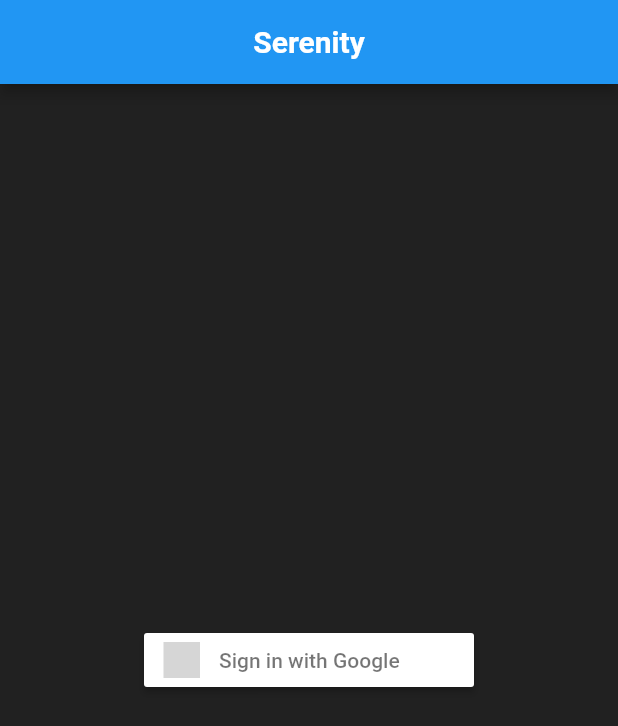
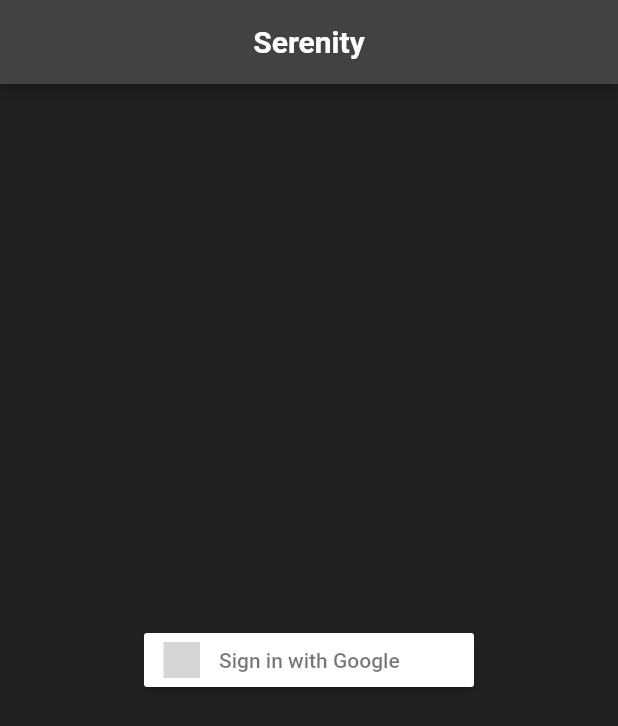
Before and after one commit to yashrathi-git/Serenity, a Flutter app: the screen it shows after launch, on a phone screen of 412 x 824 dp. Shown: the top 726 px of the screen. Run offline on Flutter 3.47's test engine with Material 2 defaults, Android fonts, the phone set to English and light mode, and no system bars; our stand-ins replace cloud_firestore, firebase_auth, firebase_core, flutter_signin_button, google_sign_in, shared_preferences; accounts and stored records are empty; grey boxes are pictures that could not be loaded.

Commit message:
Refactoring skeleton

```diff
--- a/lib/main.dart
+++ b/lib/main.dart
@@ -1,7 +1,6 @@
 import 'package:flutter/material.dart';
 import 'package:firebase_core/firebase_core.dart';
-import 'package:serenity/features/home/home_screen.dart';
-import 'package:serenity/features/home/login.dart';
+import 'package:serenity/screens/login_screen.dart';
 import 'firebase_options.dart';
 
 void main() async {
@@ -17,11 +16,10 @@ class MyApp extends StatelessWidget {
   Widget build(BuildContext context) {
     return MaterialApp(
       title: 'My App',
-        debugShowCheckedModeBanner: false,
-      theme: ThemeData(
-        primarySwatch: Colors.blue,
-      ),
-      home: LoginPage(), // Change "HomePage" to the name of your home page widget
+      debugShowCheckedModeBanner: false,
+      theme: ThemeData.dark(),
+      home:
+          LoginPage(), // Change "HomePage" to the name of your home page widget
     );
   }
 }
--- a/lib/features/home/login.dart
+++ b/lib/screens/login_screen.dart
@@ -1,9 +1,8 @@
 import 'package:flutter/material.dart';
-import 'package:firebase_core/firebase_core.dart';
 import 'package:firebase_auth/firebase_auth.dart';
 import 'package:google_sign_in/google_sign_in.dart';
 import 'package:flutter_signin_button/flutter_signin_button.dart';
-import 'package:serenity/features/home/home_screen.dart';
+import 'package:serenity/screens/home_screen.dart';
 import 'package:shared_preferences/shared_preferences.dart';
 
 class LoginPage extends StatelessWidget {
@@ -11,9 +10,12 @@ class LoginPage extends StatelessWidget {
   final GoogleSignIn _googleSignIn = GoogleSignIn();
   final String loggedInKey = 'loggedIn';
 
+  LoginPage({super.key});
+
   Future<UserCredential> _signInWithGoogle(BuildContext context) async {
     final GoogleSignInAccount? googleUser = await _googleSignIn.signIn();
-    final GoogleSignInAuthentication googleAuth = await googleUser!.authentication;
+    final GoogleSignInAuthentication googleAuth =
+        await googleUser!.authentication;
 
     final AuthCredential credential = GoogleAuthProvider.credential(
       accessToken: googleAuth.accessToken,
@@ -21,7 +23,8 @@ class LoginPage extends StatelessWidget {
     );
 
     try {
-      final UserCredential userCredential = await _auth.signInWithCredential(credential);
+      final UserCredential userCredential =
+          await _auth.signInWithCredential(credential);
 
       // Store login status
       final SharedPreferences prefs = await SharedPreferences.getInstance();
@@ -29,7 +32,10 @@ class LoginPage extends StatelessWidget {
 
       Navigator.pushReplacement(
         context,
-        MaterialPageRoute(builder: (context) => HomePage(justLoggedIn: true,)),
+        MaterialPageRoute(
+            builder: (context) => HomePage(
+                  justLoggedIn: true,
+                )),
       );
 
       return userCredential;
@@ -53,7 +59,10 @@ class LoginPage extends StatelessWidget {
     if (loggedIn == true) {
       Navigator.pushReplacement(
         context,
-        MaterialPageRoute(builder: (context) => HomePage(justLoggedIn: true,)),
+        MaterialPageRoute(
+            builder: (context) => HomePage(
+                  justLoggedIn: true,
+                )),
       );
     }
   }
```
Also changed, not shown: lib/screens/home_screen.dart (renamed from lib/features/home/home_screen.dart, +10 -10 lines), lib/screens/medication_screen.dart (added, +20 -0 lines), lib/screens/mindfulness_screen.dart (renamed from lib/features/home/testlol.dart, +5 -3 lines).
